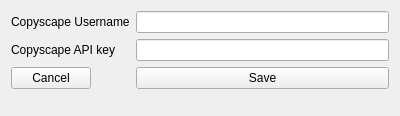
This is BulkCopyScape-pyqt/resources/widgets/configform.ui in justinmichaelvieira/BulkCopyscape as Qt 5 draws it before an edit. The edited form follows.
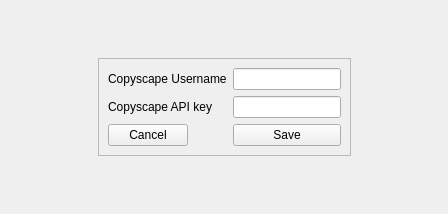
This is the edited form.

Commit message: Center widgets and resize on window size change.

Diff of the .ui file:
```diff
--- a/BulkCopyScape-pyqt/resources/widgets/configform.ui
+++ b/BulkCopyScape-pyqt/resources/widgets/configform.ui
@@ -2,51 +2,122 @@
 <ui version="4.0">
  <class>Form</class>
  <widget class="QWidget" name="Form">
-  <property name="geometry">
-   <rect>
-    <x>0</x>
-    <y>0</y>
-    <width>400</width>
-    <height>116</height>
-   </rect>
+  <property name="sizePolicy">
+   <sizepolicy hsizetype="MinimumExpanding" vsizetype="MinimumExpanding">
+    <horstretch>0</horstretch>
+    <verstretch>0</verstretch>
+   </sizepolicy>
+  </property>
+  <property name="minimumSize">
+   <size>
+    <width>448</width>
+    <height>214</height>
+   </size>
   </property>
   <property name="windowTitle">
    <string>Form</string>
   </property>
-  <layout class="QFormLayout" name="formLayout_2">
-   <item row="2" column="0">
-    <widget class="QPushButton" name="cancelButton">
-     <property name="text">
-      <string>Cancel</string>
-     </property>
-    </widget>
-   </item>
-   <item row="2" column="1">
-    <widget class="QPushButton" name="saveButton">
-     <property name="text">
-      <string>Save</string>
-     </property>
-    </widget>
-   </item>
+  <layout class="QGridLayout" name="gridLayout">
    <item row="1" column="0">
-    <widget class="QLabel" name="apiKeyLabel">
-     <property name="text">
-      <string>Copyscape API key</string>
+    <widget class="QWidget" name="widget_3" native="true">
+     <property name="sizePolicy">
+      <sizepolicy hsizetype="Expanding" vsizetype="Preferred">
+       <horstretch>0</horstretch>
+       <verstretch>0</verstretch>
+      </sizepolicy>
      </property>
     </widget>
    </item>
-   <item row="0" column="0">
-    <widget class="QLabel" name="usernameLabel">
-     <property name="text">
-      <string>Copyscape Username</string>
+   <item row="2" column="1">
+    <widget class="QWidget" name="widget_2" native="true">
+     <property name="sizePolicy">
+      <sizepolicy hsizetype="Preferred" vsizetype="Expanding">
+       <horstretch>0</horstretch>
+       <verstretch>0</verstretch>
+      </sizepolicy>
      </property>
     </widget>
    </item>
-   <item row="0" column="1">
-    <widget class="QLineEdit" name="usernameEdit"/>
-   </item>
    <item row="1" column="1">
-    <widget class="QLineEdit" name="apiKeyEdit"/>
+    <widget class="QFrame" name="frame">
+     <property name="sizePolicy">
+      <sizepolicy hsizetype="Fixed" vsizetype="Fixed">
+       <horstretch>0</horstretch>
+       <verstretch>0</verstretch>
+      </sizepolicy>
+     </property>
+     <property name="frameShape">
+      <enum>QFrame::StyledPanel</enum>
+     </property>
+     <property name="frameShadow">
+      <enum>QFrame::Raised</enum>
+     </property>
+     <layout class="QFormLayout" name="formLayout">
+      <property name="formAlignment">
+       <set>Qt::AlignCenter</set>
+      </property>
+      <item row="0" column="0">
+       <widget class="QLabel" name="usernameLabel">
+        <property name="text">
+         <string>Copyscape Username</string>
+        </property>
+       </widget>
+      </item>
+      <item row="0" column="1">
+       <widget class="QLineEdit" name="usernameEdit"/>
+      </item>
+      <item row="1" column="0">
+       <widget class="QLabel" name="apiKeyLabel">
+        <property name="text">
+         <string>Copyscape API key</string>
+        </property>
+       </widget>
+      </item>
+      <item row="1" column="1">
+       <widget class="QLineEdit" name="apiKeyEdit"/>
+      </item>
+      <item row="2" column="0">
+       <widget class="QPushButton" name="cancelButton">
+        <property name="text">
+         <string>Cancel</string>
+        </property>
+       </widget>
+      </item>
+      <item row="2" column="1">
+       <widget class="QPushButton" name="saveButton">
+        <property name="text">
+         <string>Save</string>
+        </property>
+       </widget>
+      </item>
+     </layout>
+    </widget>
+   </item>
+   <item row="0" column="1">
+    <widget class="QWidget" name="widget" native="true">
+     <property name="sizePolicy">
+      <sizepolicy hsizetype="Preferred" vsizetype="Expanding">
+       <horstretch>0</horstretch>
+       <verstretch>0</verstretch>
+      </sizepolicy>
+     </property>
+     <property name="accessibleName">
+      <string>spacer</string>
+     </property>
+    </widget>
+   </item>
+   <item row="1" column="2">
+    <widget class="QWidget" name="widget_4" native="true">
+     <property name="sizePolicy">
+      <sizepolicy hsizetype="Expanding" vsizetype="Preferred">
+       <horstretch>0</horstretch>
+       <verstretch>0</verstretch>
+      </sizepolicy>
+     </property>
+     <property name="accessibleName">
+      <string>spacer</string>
+     </property>
+    </widget>
    </item>
   </layout>
  </widget>
```
Left out of the diff: 6 changed lines with no effect on the pictures. The commit also changes 3 other files.
